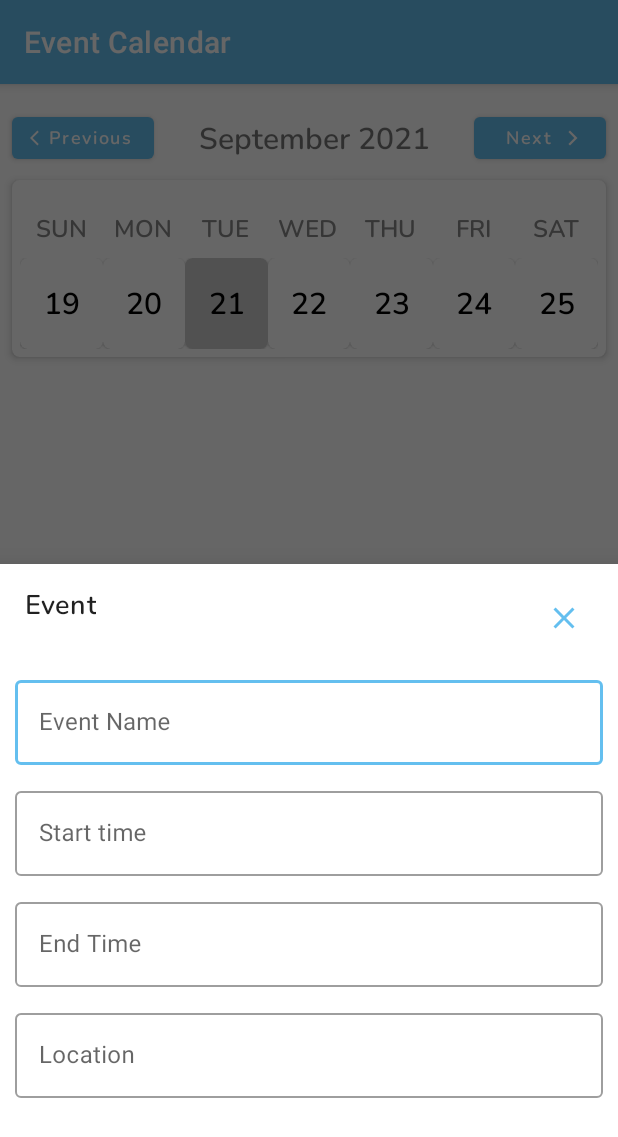
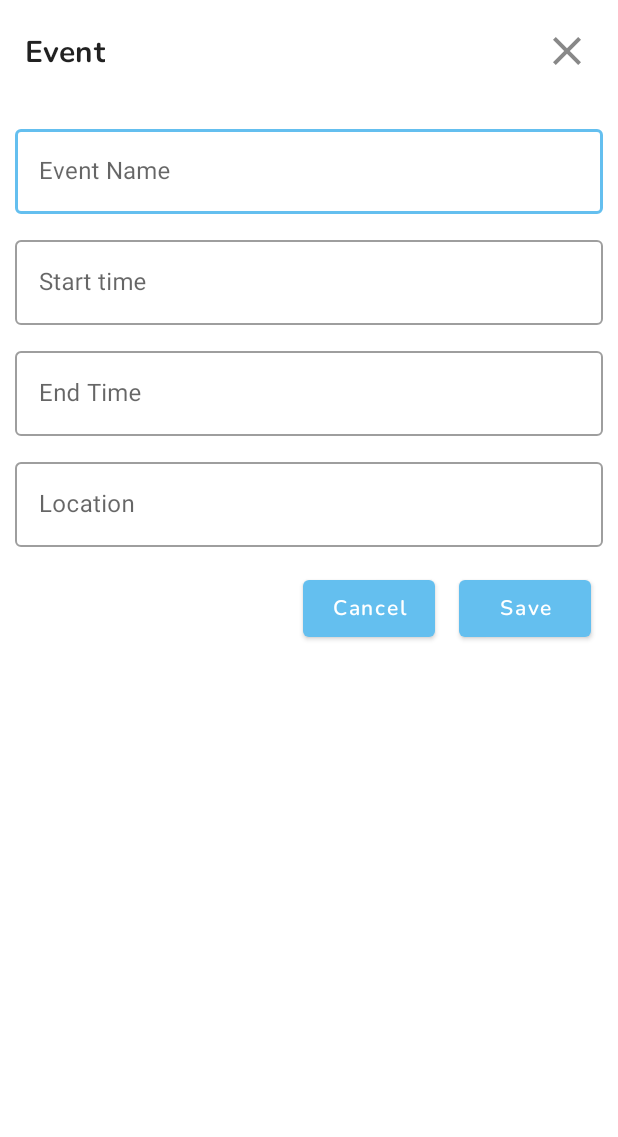
Before and after one commit to esh4rak/Event-Calendar, an Android app: the screen it shows after launch (MainActivity), after a tap on "Add", on a phone screen of 412 x 824 dp. Shown: the top 1137 px of the screen. Run offline under Robolectric (Android 15) with nearby library versions, the phone set to English and light mode, and no system bars.

Commit message:
Full Screen Bottom Sheet

```diff
--- a/Event Calendar/app/src/main/java/com/example/eventcalendar/views/EventBottomSheet.java
+++ b/Event Calendar/app/src/main/java/com/example/eventcalendar/views/EventBottomSheet.java
@@ -1,10 +1,16 @@
 package com.example.eventcalendar.views;
 
+import android.annotation.SuppressLint;
+import android.app.Activity;
+import android.app.Dialog;
 import android.content.Context;
+import android.content.DialogInterface;
 import android.os.Bundle;
+import android.util.DisplayMetrics;
 import android.view.LayoutInflater;
 import android.view.View;
 import android.view.ViewGroup;
+import android.widget.FrameLayout;
 
 import androidx.annotation.NonNull;
 import androidx.annotation.Nullable;
@@ -12,6 +18,8 @@ import androidx.fragment.app.DialogFragment;
 
 import com.example.eventcalendar.R;
 import com.example.eventcalendar.databinding.BottomSheetEventBinding;
+import com.google.android.material.bottomsheet.BottomSheetBehavior;
+import com.google.android.material.bottomsheet.BottomSheetDialog;
 import com.google.android.material.bottomsheet.BottomSheetDialogFragment;
 
 
@@ -42,6 +50,40 @@ public class EventBottomSheet extends BottomSheetDialogFragment {
         //setStyle(DialogFragment.STYLE_NORMAL, R.style.DialogStyle);
     }
 
+
+    @NonNull
+    @Override
+    public Dialog onCreateDialog(@Nullable Bundle savedInstanceState) {
+        Dialog dialog = super.onCreateDialog(savedInstanceState);
+        dialog.setOnShowListener(dialogInterface -> {
+            BottomSheetDialog bottomSheetDialog = (BottomSheetDialog) dialogInterface;
+            setupFullHeight(bottomSheetDialog);
+        });
+        return  dialog;
+    }
+
+    private void setupFullHeight(BottomSheetDialog bottomSheetDialog) {
+        FrameLayout bottomSheet = (FrameLayout) bottomSheetDialog.findViewById(R.id.design_bottom_sheet);
+        BottomSheetBehavior behavior = BottomSheetBehavior.from(bottomSheet);
+        ViewGroup.LayoutParams layoutParams = bottomSheet.getLayoutParams();
+
+        int windowHeight = getWindowHeight();
+        if (layoutParams != null) {
+            layoutParams.height = windowHeight;
+        }
+        bottomSheet.setLayoutParams(layoutParams);
+        behavior.setState(BottomSheetBehavior.STATE_EXPANDED);
+    }
+
+    private int getWindowHeight() {
+        // Calculate window height for fullscreen use
+        DisplayMetrics displayMetrics = new DisplayMetrics();
+        ((Activity) getContext()).getWindowManager().getDefaultDisplay().getMetrics(displayMetrics);
+        return displayMetrics.heightPixels;
+    }
+
+
+
     @Nullable
     @Override
     public View onCreateView(@NonNull LayoutInflater inflater, @Nullable ViewGroup container, @Nullable Bundle savedInstanceState) {
@@ -55,6 +97,7 @@ public class EventBottomSheet extends BottomSheetDialogFragment {
     }
 
 
+    @SuppressLint("SetTextI18n")
     private void init() {
 
         //event Name
@@ -66,9 +109,15 @@ public class EventBottomSheet extends BottomSheetDialogFragment {
         //end time
         binding.endTimeLayout.getEditText().setText(endTime);
 
-
         //location
         binding.locationLayout.getEditText().setText(location);
+
+        if(addOrUpdate.equals("add")){
+            binding.saveButton.setText("Save");
+        }
+        else if (addOrUpdate.equals("update")){
+            binding.saveButton.setText("Update");
+        }
 
 
         binding.saveButton.setOnClickListener(new View.OnClickListener() {
--- a/Event Calendar/app/src/main/res/layout/activity_main.xml
+++ b/Event Calendar/app/src/main/res/layout/activity_main.xml
@@ -20,7 +20,7 @@
             android:id="@+id/previousWeekButton"
             style="@style/Widget.MaterialComponents.Button.Icon"
             android:layout_width="wrap_content"
-            android:layout_height="40dp"
+            android:layout_height="50dp"
             android:layout_marginStart="8dp"
             android:layout_marginTop="16dp"
             android:layout_marginBottom="8dp"
@@ -58,7 +58,7 @@
             android:id="@+id/nextWeekButton"
             style="@style/Widget.MaterialComponents.Button.Icon"
             android:layout_width="wrap_content"
-            android:layout_height="40dp"
+            android:layout_height="50dp"
             android:layout_marginTop="16dp"
             android:layout_marginEnd="8dp"
             android:layout_marginBottom="8dp"
--- a/Event Calendar/app/src/main/res/layout/bottom_sheet_event.xml
+++ b/Event Calendar/app/src/main/res/layout/bottom_sheet_event.xml
@@ -1,65 +1,43 @@
 <?xml version="1.0" encoding="utf-8"?>
-<androidx.constraintlayout.widget.ConstraintLayout xmlns:android="http://schemas.android.com/apk/res/android"
+<androidx.constraintlayout.widget.ConstraintLayout
+    xmlns:android="http://schemas.android.com/apk/res/android"
     xmlns:app="http://schemas.android.com/apk/res-auto"
     xmlns:tools="http://schemas.android.com/tools"
     android:id="@+id/bottomSheetEvent"
     android:layout_width="match_parent"
-    android:layout_height="wrap_content"
-    android:background="@color/white">
-
-    <androidx.core.widget.NestedScrollView
-        android:layout_width="match_parent"
-        android:layout_height="wrap_content"
+    android:layout_height="match_parent"
+    android:padding="10dp"
     android:background="@color/white"
-        app:layout_constraintBottom_toBottomOf="parent"
-        app:layout_constraintEnd_toEndOf="parent"
-        app:layout_constraintStart_toStartOf="parent"
-        app:layout_constraintTop_toTopOf="parent">
-
-        <androidx.constraintlayout.widget.ConstraintLayout
-            android:id="@+id/mainLayout"
-            android:layout_width="match_parent"
-            android:layout_height="wrap_content"
-            android:background="@color/white"
-            android:padding="10dp"
-            app:layout_constraintBottom_toBottomOf="parent"
-            app:layout_constraintEnd_toEndOf="parent"
-            app:layout_constraintStart_toStartOf="parent"
-            app:layout_constraintTop_toTopOf="parent">
-
+    android:theme="@style/Theme.EventCalendar">
 
     <TextView
         android:id="@+id/labelTitle"
         android:layout_width="wrap_content"
         android:layout_height="wrap_content"
         android:layout_marginStart="6dp"
-                android:layout_marginTop="4dp"
-                android:fontFamily="@font/nunito_semibold"
+        android:fontFamily="@font/nunito_bold"
         android:letterSpacing="0.01"
         android:lineSpacingExtra="4sp"
         android:text="Event"
         android:textAlignment="textEnd"
         android:textColor="#de000000"
-                android:textSize="18sp"
+        android:textSize="20sp"
         android:textStyle="normal"
+        app:layout_constraintBottom_toBottomOf="@+id/closeButton"
         app:layout_constraintStart_toStartOf="parent"
-                app:layout_constraintTop_toTopOf="parent"
+        app:layout_constraintTop_toTopOf="@+id/closeButton"
         tools:ignore="HardcodedText" />
 
-            <com.google.android.material.button.MaterialButton
+    <Button
         android:id="@+id/closeButton"
-                android:layout_width="52dp"
-                android:layout_height="52dp"
-                android:backgroundTint="@color/white"
-                android:elevation="0dp"
-                app:icon="@drawable/ic_close_24"
-                app:iconGravity="textStart"
-                app:iconPadding="0dp"
-                app:iconTint="@color/primaryColor"
+        android:layout_width="32dp"
+        android:layout_height="32dp"
+        android:layout_marginTop="8dp"
+        android:layout_marginEnd="8dp"
+        android:background="@drawable/ic_close_24"
+        app:backgroundTint="@color/gray"
         app:layout_constraintEnd_toEndOf="parent"
-                app:layout_constraintTop_toTopOf="parent"
-                tools:ignore="SpeakableTextPresentCheck" />
-
+        app:layout_constraintTop_toTopOf="parent" />
 
     <com.google.android.material.textfield.TextInputLayout
         android:id="@+id/eventNameLayout"
@@ -86,7 +64,6 @@
 
 
     </com.google.android.material.textfield.TextInputLayout>
-
 
     <com.google.android.material.textfield.TextInputLayout
         android:id="@+id/startTimeLayout"
@@ -169,7 +146,6 @@
         android:layout_height="50dp"
         android:layout_marginTop="16dp"
         android:layout_marginEnd="8dp"
-                android:layout_marginBottom="16dp"
         android:fontFamily="@font/nunito_semibold"
         android:letterSpacing="0.09"
         android:lineSpacingExtra="5sp"
@@ -177,7 +153,6 @@
         android:textAllCaps="false"
         android:textColor="@color/white"
         android:textSize="14sp"
-                app:layout_constraintBottom_toBottomOf="parent"
         app:layout_constraintEnd_toEndOf="parent"
         app:layout_constraintTop_toBottomOf="@+id/locationLayout"
         tools:ignore="TextContrastCheck" />
@@ -201,9 +176,6 @@
         tools:ignore="TextContrastCheck" />
 
 
-        </androidx.constraintlayout.widget.ConstraintLayout>
-
-    </androidx.core.widget.NestedScrollView>
 
 
 </androidx.constraintlayout.widget.ConstraintLayout>
--- a/Event Calendar/app/src/main/res/layout/item_calendar.xml
+++ b/Event Calendar/app/src/main/res/layout/item_calendar.xml
@@ -24,7 +24,7 @@
             android:layout_marginBottom="16dp"
             android:fontFamily="@font/nunito_semibold"
             android:textColor="@color/black"
-            android:textSize="20sp"
+            android:textSize="18sp"
             app:layout_constraintBottom_toBottomOf="parent"
             app:layout_constraintLeft_toLeftOf="parent"
             app:layout_constraintRight_toRightOf="parent"
```
Lines whose indentation alone changed are shown as unchanged.
